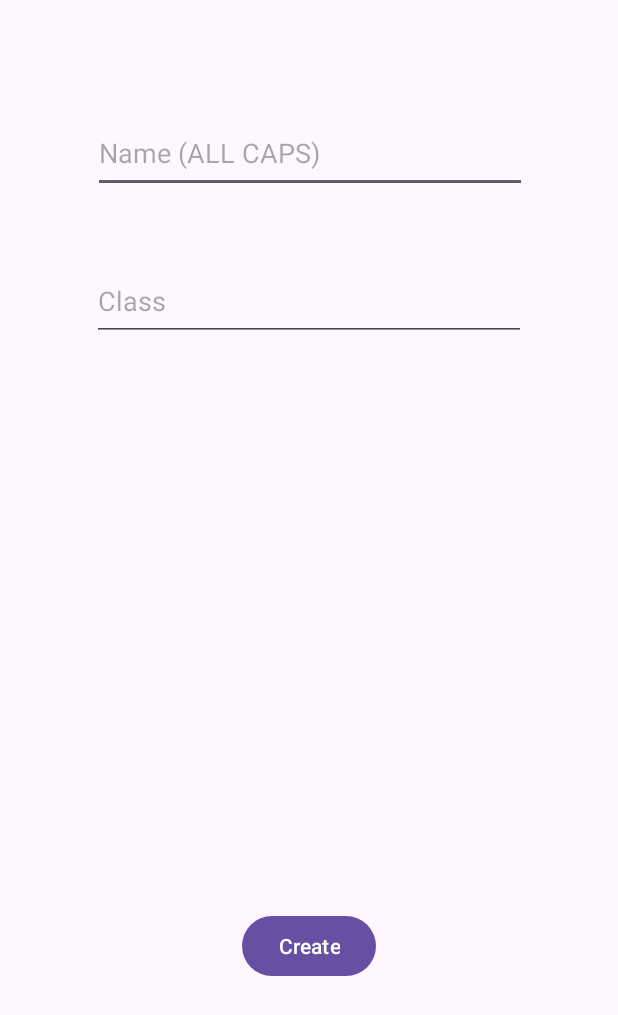
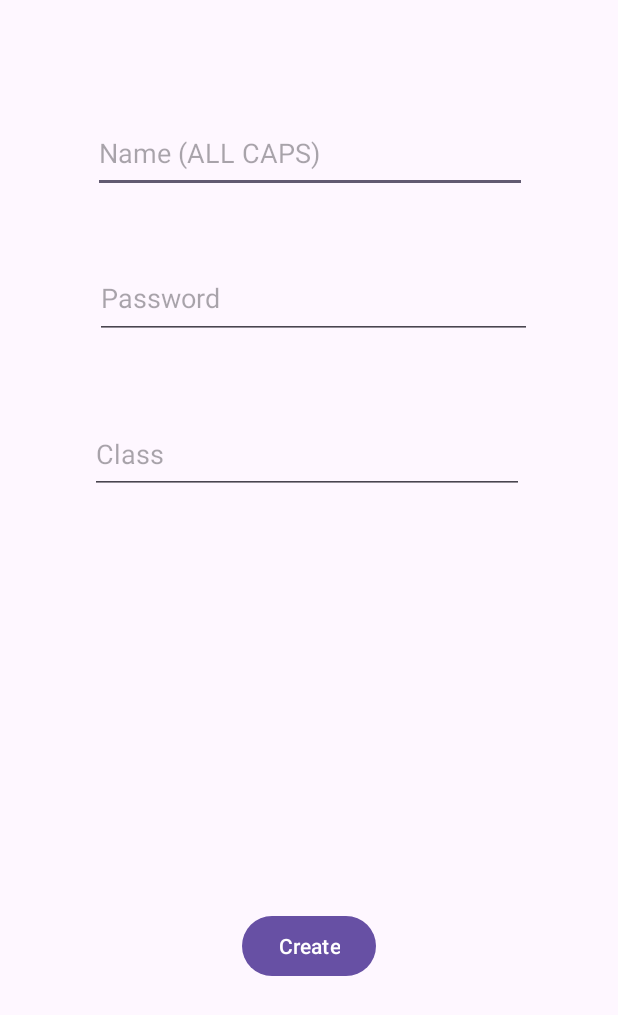
Before and after one commit to sydbenck/HERE, an Android app: the InstructorCreatePage screen opened directly, with no data from a screen before it, on a phone screen of 412 x 824 dp. Shown: the top 1015 px of the screen. Run offline under Robolectric (Android 15) with nearby library versions, the phone set to English and light mode, and no system bars.

Commit message:
even even even more updates

```diff
--- a/app/src/main/res/layout/activity_instructor_create_page.xml
+++ b/app/src/main/res/layout/activity_instructor_create_page.xml
@@ -22,8 +22,8 @@
         android:id="@+id/instructorClass"
         android:layout_width="289dp"
         android:layout_height="53dp"
-        android:layout_marginStart="61dp"
-        android:layout_marginTop="174dp"
+        android:layout_marginStart="60dp"
+        android:layout_marginTop="276dp"
         android:ems="10"
         android:hint="Class"
         android:inputType="text"
@@ -40,4 +40,16 @@
         android:text="Create"
         app:layout_constraintBottom_toBottomOf="parent"
         app:layout_constraintStart_toStartOf="parent" />
+
+    <EditText
+        android:id="@+id/instructor_password"
+        android:layout_width="291dp"
+        android:layout_height="54dp"
+        android:layout_marginStart="63dp"
+        android:layout_marginTop="172dp"
+        android:ems="10"
+        android:hint="Password"
+        android:inputType="textPassword"
+        app:layout_constraintStart_toStartOf="parent"
+        app:layout_constraintTop_toTopOf="parent" />
 </androidx.constraintlayout.widget.ConstraintLayout>
```
Also changed, not shown: app/src/main/java/com/cs407/here/InstructorCreateLogin.java (+32 -2 lines), app/src/main/java/com/cs407/here/StudentList.java (+10 -1 lines), app/src/main/res/layout/activity_instructor_create_login.xml (+6 -6 lines).
